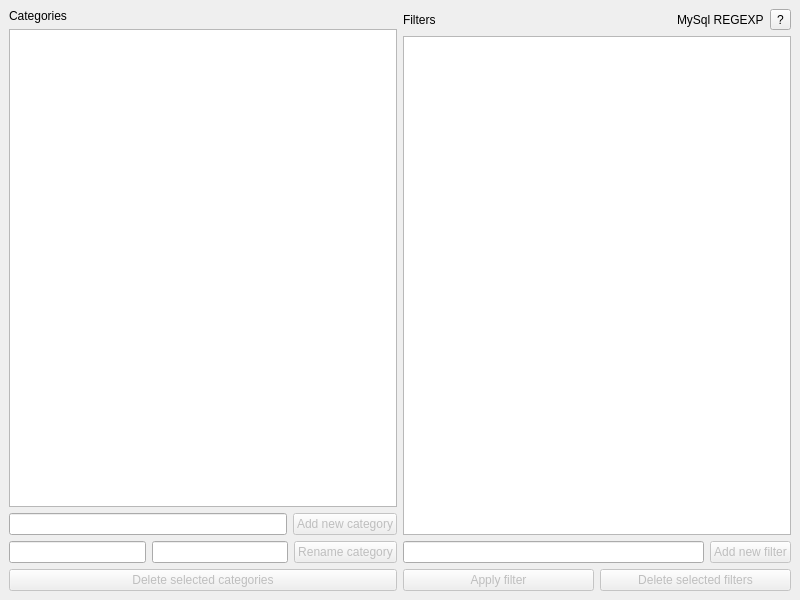
First picture: the form in views/CategoriesView.ui, repository xcarol/wmm-qt, before the edit.
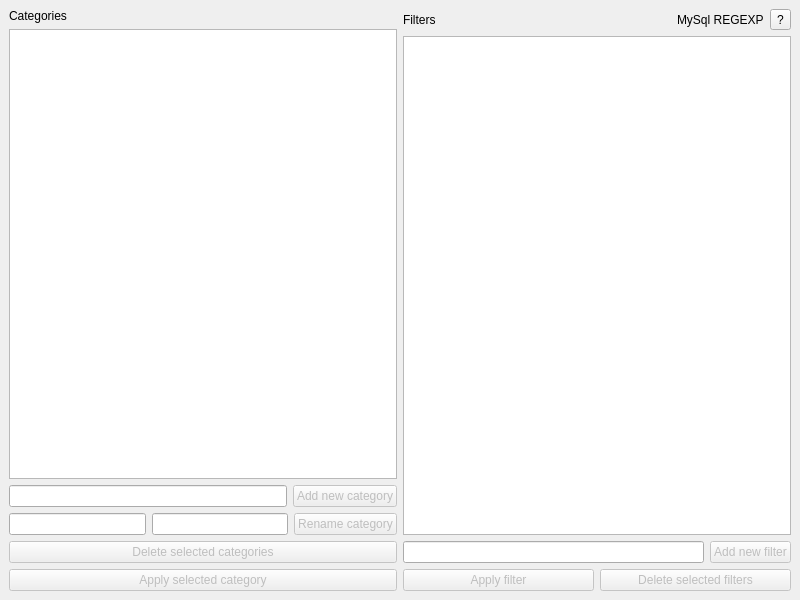
Second picture: the form after the edit.

Commit message: apply selected category to uncategorized rows

Diff of the .ui file:
```diff
--- a/views/CategoriesView.ui
+++ b/views/CategoriesView.ui
@@ -83,6 +83,16 @@
           </property>
          </widget>
         </item>
+        <item>
+         <widget class="QPushButton" name="applyCategoryButton">
+          <property name="enabled">
+           <bool>false</bool>
+          </property>
+          <property name="text">
+           <string>Apply selected category</string>
+          </property>
+         </widget>
+        </item>
        </layout>
       </item>
      </layout>
```
Left out of the diff: 2 changed lines with no effect on the pictures. The commit also changes 8 other files.
